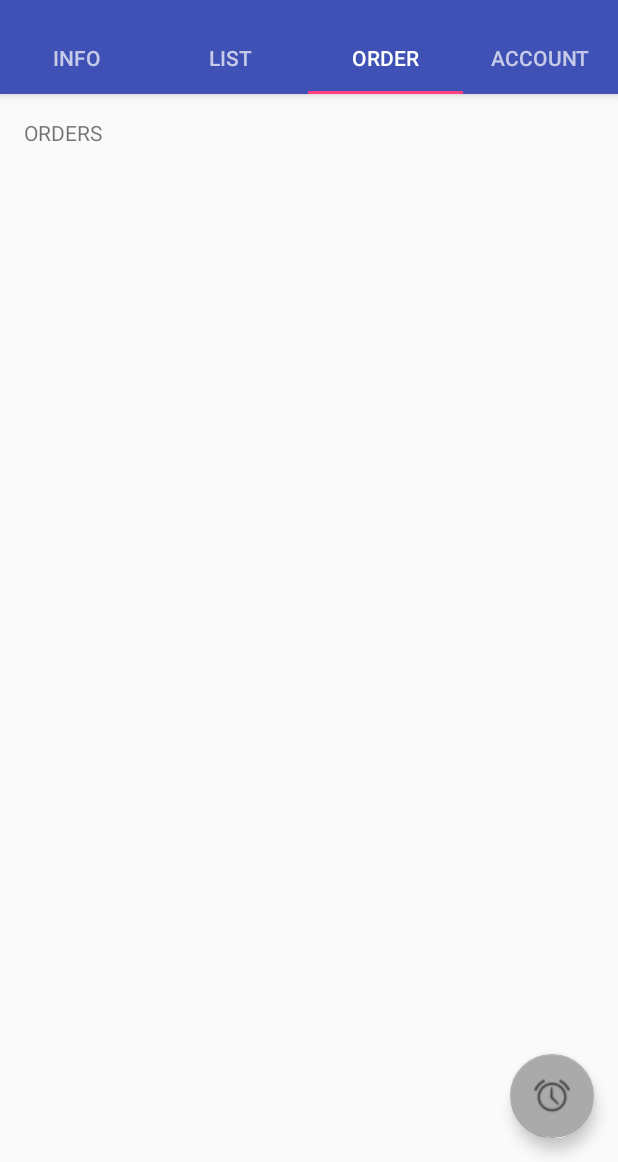
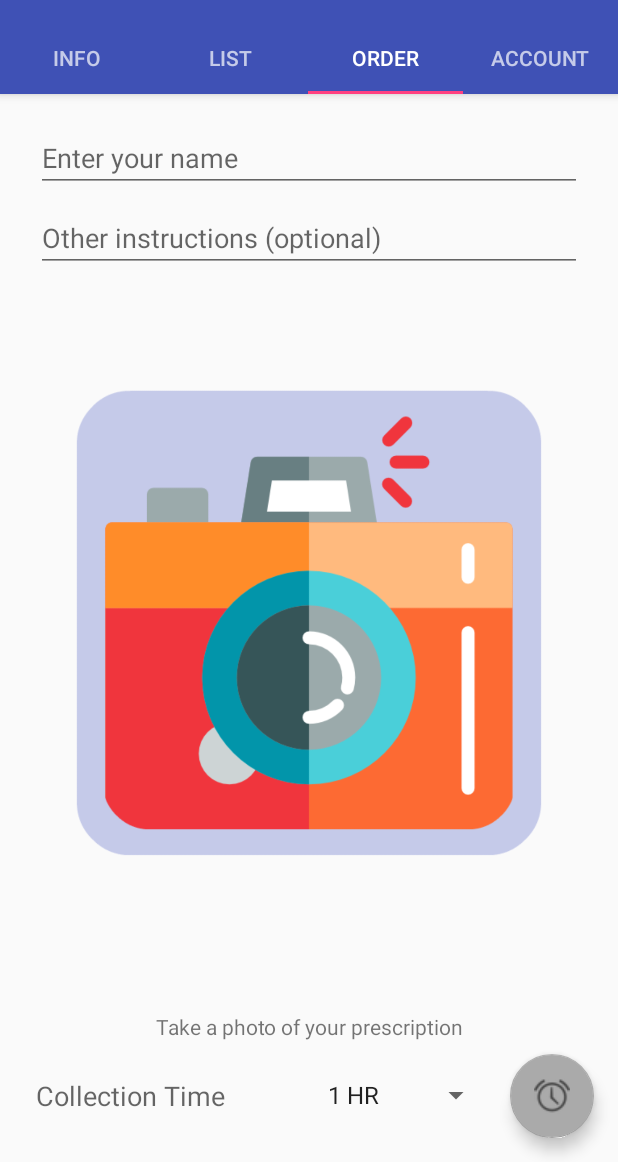
Before and after one commit to aherned4-dcu/Prescription-_Ordering_App, an Android app: the screen it shows after launch (MainActivity), tab 3 chosen, on a phone screen of 412 x 824 dp, the part 74-1236 px from its top. Run offline under Robolectric (Android 15) with nearby library versions, the phone set to English and light mode, and no system bars; 1 statement that could not run was skipped.

Commit message:
order tab updated updated

```diff
--- a/app/src/main/java/com/example/derekdesktop/assign42017derekaherne/MainActivity.java
+++ b/app/src/main/java/com/example/derekdesktop/assign42017derekaherne/MainActivity.java
@@ -1,10 +1,16 @@
 package com.example.derekdesktop.assign42017derekaherne;
 
+import android.content.ContextWrapper;
 import android.content.Intent;
+import android.net.Uri;
 import android.provider.AlarmClock;
+import android.provider.MediaStore;
+import android.support.constraint.ConstraintLayout;
+import android.support.design.widget.CoordinatorLayout;
 import android.support.design.widget.TabLayout;
 import android.support.design.widget.FloatingActionButton;
 import android.support.design.widget.Snackbar;
+import android.support.v4.content.FileProvider;
 import android.support.v7.app.AppCompatActivity;
 import android.support.v7.widget.Toolbar;
 
@@ -19,8 +25,11 @@ import android.view.MenuItem;
 import android.view.View;
 import android.view.ViewGroup;
 
+import android.widget.ImageView;
 import android.widget.TextView;
 import android.widget.Toast;
+
+import java.io.File;
 
 public class MainActivity extends AppCompatActivity {
 
@@ -56,24 +65,28 @@ public class MainActivity extends AppCompatActivity {
 
         TabLayout tabLayout = (TabLayout) findViewById(R.id.tabs);
         tabLayout.setupWithViewPager(mViewPager);
+        //mViewPager.setLayoutParams(new CoordinatorLayout.LayoutParams(CoordinatorLayout.LayoutParams.WRAP_CONTENT, CoordinatorLayout.LayoutParams.WRAP_CONTENT));
+        /// mViewPager.;
 
         FloatingActionButton fab = (FloatingActionButton) findViewById(R.id.fab);
         fab.setOnClickListener(new View.OnClickListener() {
             @Override
             public void onClick(View view) {
-              //startTimer("I can set a timer",10,true);
+              startTimer("I can set a timer",10,true);
 
-                Snackbar.make(view, "Replace with your own action", Snackbar.LENGTH_LONG)
-                        .setAction("Action", null).show();
+                //Snackbar.make(view, "Replace with your own action", Snackbar.LENGTH_LONG)
+                 //       .setAction("Action", null).show();
             }
         });
+
+
 
     }
 
     public void startTimer(String message, int seconds, boolean skipui) {
         //https://developer.android.com/guide/components/intents-common.html
         Intent intent = new Intent(AlarmClock.ACTION_SET_TIMER);
-        intent.setFlags(Intent.FLAG_ACTIVITY_NEW_TASK);
+
         intent.putExtra(AlarmClock.EXTRA_MESSAGE, message);
         intent.putExtra(AlarmClock.EXTRA_LENGTH, seconds);
         intent.putExtra(AlarmClock.EXTRA_SKIP_UI, skipui);
@@ -90,7 +103,9 @@ public class MainActivity extends AppCompatActivity {
     public boolean onCreateOptionsMenu(Menu menu) {
         // Inflate the menu; this adds items to the action bar if it is present.
         getMenuInflater().inflate(R.menu.menu_main, menu);
-        return true;
+
+        //return true;
+        return super.onCreateOptionsMenu(menu);
     }
 
     @Override
--- a/app/src/main/java/com/example/derekdesktop/assign42017derekaherne/Order.java
+++ b/app/src/main/java/com/example/derekdesktop/assign42017derekaherne/Order.java
@@ -1,20 +1,72 @@
 package com.example.derekdesktop.assign42017derekaherne;
 
+import android.content.ContextWrapper;
+import android.content.Intent;
+import android.net.Uri;
 import android.os.Bundle;
+import android.provider.MediaStore;
+import android.support.constraint.ConstraintLayout;
+import android.support.design.widget.CoordinatorLayout;
+import android.support.design.widget.Snackbar;
 import android.support.v4.app.Fragment;
+import android.support.v4.content.FileProvider;
 import android.view.LayoutInflater;
 import android.view.View;
 import android.view.ViewGroup;
+import android.widget.FrameLayout;
+import android.widget.ImageView;
+
+import java.io.File;
 
 /**
  * Created by Derek desktop on 17/01/2018.
  */
 
 public class Order extends Fragment {
+    Uri URI = null;
+    private static final int PICK_FROM_GALLERY = 101;
+    public String photoFileName = "photo.jpg";
+    private ImageView mPhotoCapturedImageView;
+    private String mImageFileLocation = "";
+
     @Override
     public View onCreateView(LayoutInflater inflater, ViewGroup container,
                              Bundle savedInstanceState) {
         View rootView = inflater.inflate(R.layout.order, container, false);
+
+        ImageView imView = (ImageView) rootView.findViewById(R.id.imageView);
+        imView.setOnClickListener(new View.OnClickListener() {
+
+            @Override
+                public void onClick(View view) {
+                /** Citation: Class contains code adapted from
+                 * URL: //https://developer.android.com/guide/components/intents-common.html
+                 * Permission: MIT Licence Retrieved on:26th Ddecember 2017  */
+
+                /** Citation: Class contains code adapted from
+                 *  https://www.nigeapptuts.com/camera-intent-android-nougat-support/
+                 * Permission: MIT Licence Retrieved on:26th Ddecember 2017  */
+
+                // open camera in still mode
+                Intent takePictureIntent = new Intent(MediaStore.INTENT_ACTION_STILL_IMAGE_CAMERA);
+                // Create a File reference to access to future access
+               // File photoFile;
+
+               // photoFile = null;//getPhotoFileUri(photoFileName);
+               ContextWrapper cw = new ContextWrapper(getActivity());
+                //String authorities = cw.getApplicationContext().getPackageName() + ".fileprovider";
+                //Uri fileProvider = FileProvider.getUriForFile(cw.getApplicationContext(), authorities, photoFile);
+                //takePictureIntent.putExtra(MediaStore.EXTRA_OUTPUT, fileProvider);
+                //URI = Uri.fromFile(photoFile);
+                // If you call startActivityForResult() using an intent that no app can handle, your app will crash.
+                // So as long as the result is not null, it's safe to use the intent.
+                if (takePictureIntent.resolveActivity(cw.getPackageManager()) != null) {
+                    // Start the image capture intent to take photo
+                    startActivityForResult(takePictureIntent, PICK_FROM_GALLERY);
+                }
+            }
+        });
+
         return rootView;
     }
 }
--- a/app/src/main/res/layout/activity_main.xml
+++ b/app/src/main/res/layout/activity_main.xml
@@ -21,22 +21,21 @@
             android:layout_height="?attr/actionBarSize"
             android:background="?attr/colorPrimary"
             app:layout_scrollFlags="scroll|enterAlways"
-            app:popupTheme="@style/AppTheme.PopupOverlay">
+            app:popupTheme="@style/AppTheme.PopupOverlay"/>
 
-        </android.support.v7.widget.Toolbar>
 
         <android.support.design.widget.TabLayout
             android:id="@+id/tabs"
             android:layout_width="match_parent"
-            android:layout_height="wrap_content" />
+            android:layout_height="wrap_content"
+            app:layout_scrollFlags="scroll|enterAlways|snap"/>
 
     </android.support.design.widget.AppBarLayout>
 
     <android.support.v4.view.ViewPager
         android:id="@+id/container"
-        android:layout_width="wrap_content"
-        android:layout_height="match_parent"
-        app:layout_behavior="@string/appbar_scrolling_view_behavior" />
+        android:layout_width="match_parent"
+        android:layout_height="match_parent" />
 
     <android.support.design.widget.FloatingActionButton
         android:id="@+id/fab"
@@ -45,9 +44,6 @@
         android:layout_gravity="end|bottom"
         android:layout_margin="@dimen/fab_margin"
         app:backgroundTint="@android:color/darker_gray"
-        app:srcCompat="@android:drawable/ic_lock_idle_alarm"
-
-
-        />
+        app:srcCompat="@android:drawable/ic_lock_idle_alarm" />
 
 </android.support.design.widget.CoordinatorLayout>
--- a/app/src/main/res/layout/info.xml
+++ b/app/src/main/res/layout/info.xml
@@ -6,8 +6,8 @@
     android:paddingBottom="@dimen/activity_vertical_margin"
     android:paddingLeft="@dimen/activity_horizontal_margin"
     android:paddingRight="@dimen/activity_horizontal_margin"
-    android:paddingTop="@dimen/activity_vertical_margin"
-    tools:context="com.example.derekdesktop.assign42017derekaherne.MainActivity$PlaceholderFragment">
+    android:paddingTop="116dp"
+    >
 
     <TextView
         android:id="@+id/section_label"
--- a/app/src/main/res/layout/order.xml
+++ b/app/src/main/res/layout/order.xml
@@ -1,17 +1,112 @@
-<RelativeLayout xmlns:android="http://schemas.android.com/apk/res/android"
+<?xml version="1.0" encoding="utf-8"?>
+<android.support.constraint.ConstraintLayout xmlns:android="http://schemas.android.com/apk/res/android"
+    xmlns:app="http://schemas.android.com/apk/res-auto"
     xmlns:tools="http://schemas.android.com/tools"
     android:layout_width="match_parent"
     android:layout_height="match_parent"
-    android:paddingBottom="@dimen/activity_vertical_margin"
-    android:paddingLeft="@dimen/activity_horizontal_margin"
-    android:paddingRight="@dimen/activity_horizontal_margin"
-    android:paddingTop="@dimen/activity_vertical_margin"
-    tools:context="com.example.derekdesktop.assign42017derekaherne.MainActivity$PlaceholderFragment">
+
+    android:padding="16dp">
+
+
+
+    <EditText
+        android:id="@+id/otherInfo"
+        android:layout_width="0dp"
+        android:layout_height="wrap_content"
+        android:layout_marginEnd="8dp"
+        android:layout_marginLeft="8dp"
+        android:layout_marginRight="8dp"
+        android:layout_marginStart="8dp"
+        android:hint="@string/other"
+        android:inputType="text"
+
+        app:layout_constraintLeft_toLeftOf="parent"
+        app:layout_constraintRight_toRightOf="parent"
+        android:layout_marginTop="8dp"
+        app:layout_constraintTop_toBottomOf="@+id/name" />
+
+    <EditText
+        android:id="@+id/name"
+        android:layout_width="0dp"
+        android:layout_height="wrap_content"
+        android:layout_marginEnd="8dp"
+        android:layout_marginLeft="8dp"
+        android:layout_marginRight="8dp"
+        android:layout_marginStart="8dp"
+        android:hint="@string/name_hint"
+        android:inputType="text"
+        app:layout_constraintLeft_toLeftOf="parent"
+        app:layout_constraintRight_toRightOf="parent"
+        android:layout_marginTop="116dp"
+        app:layout_constraintTop_toTopOf="parent" />
 
     <TextView
-        android:id="@+id/section_label"
+        android:id="@+id/coll"
         android:layout_width="wrap_content"
         android:layout_height="wrap_content"
-        android:text="@string/order_tab"/>
+        android:layout_marginBottom="16dp"
+        android:layout_marginLeft="8dp"
+        android:layout_marginStart="8dp"
+        android:hint="@string/coll_t"
+        android:textColor="#3F51B5"
+        android:textSize="18sp"
+        app:layout_constraintBottom_toBottomOf="parent"
+        app:layout_constraintLeft_toLeftOf="parent" />
 
-</RelativeLayout>
+    <Spinner
+        android:id="@+id/spinner_time"
+        android:layout_width="117dp"
+        android:layout_height="wrap_content"
+
+        android:entries="@array/time_array"
+        android:textColor="#ffff"
+
+        app:layout_constraintLeft_toRightOf="@+id/coll"
+        app:layout_constraintBottom_toBottomOf="@+id/coll"
+        app:layout_constraintTop_toTopOf="@+id/coll"
+        app:layout_constraintVertical_bias="0.0"
+        android:layout_marginRight="8dp"
+        android:layout_marginEnd="8dp"
+        android:layout_marginLeft="0dp"
+        app:layout_constraintRight_toRightOf="parent" />
+
+    <ImageView
+        android:id="@+id/imageView"
+        android:layout_width="344dp"
+        android:layout_height="0dp"
+        android:layout_marginBottom="8dp"
+        android:layout_marginEnd="8dp"
+        android:layout_marginLeft="8dp"
+        android:layout_marginRight="8dp"
+        android:layout_marginStart="8dp"
+        android:layout_marginTop="8dp"
+        app:layout_constraintBottom_toTopOf="@+id/spinner_time"
+        app:layout_constraintLeft_toLeftOf="parent"
+        app:layout_constraintRight_toRightOf="parent"
+        app:layout_constraintTop_toBottomOf="@+id/otherInfo"
+        app:srcCompat="@drawable/photo_camera"
+        app:layout_constraintVertical_bias="0.0"
+        android:clickable="true"
+
+        />
+
+
+    <TextView
+        android:id="@+id/textView5"
+        android:layout_width="221dp"
+        android:layout_height="wrap_content"
+        android:layout_marginBottom="16dp"
+        android:layout_marginLeft="16dp"
+        android:layout_marginRight="16dp"
+        android:gravity="center"
+        android:text="@string/photo_text"
+
+        android:textSize="14sp"
+        app:layout_constraintBottom_toBottomOf="@+id/imageView"
+        app:layout_constraintLeft_toLeftOf="@+id/imageView"
+        app:layout_constraintRight_toRightOf="@+id/imageView"
+        android:layout_marginStart="16dp"
+        android:layout_marginEnd="16dp" />
+
+
+</android.support.constraint.ConstraintLayout>
--- /dev/null
+++ b/app/src/main/res/xml/filepaths.xml
@@ -0,0 +1,6 @@
+<?xml version="1.0" encoding="utf-8"?>
+<paths>
+	<external-path
+		name="meadiaimages"
+		path="." />
+</paths>
```
Also changed, not shown: app/src/main/AndroidManifest.xml (+10 -0 lines).
